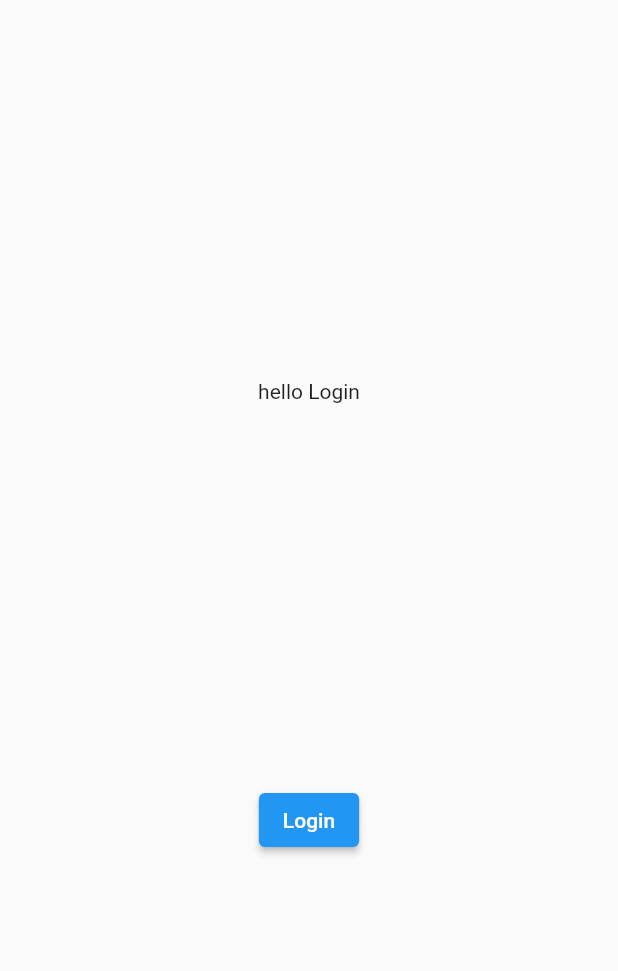
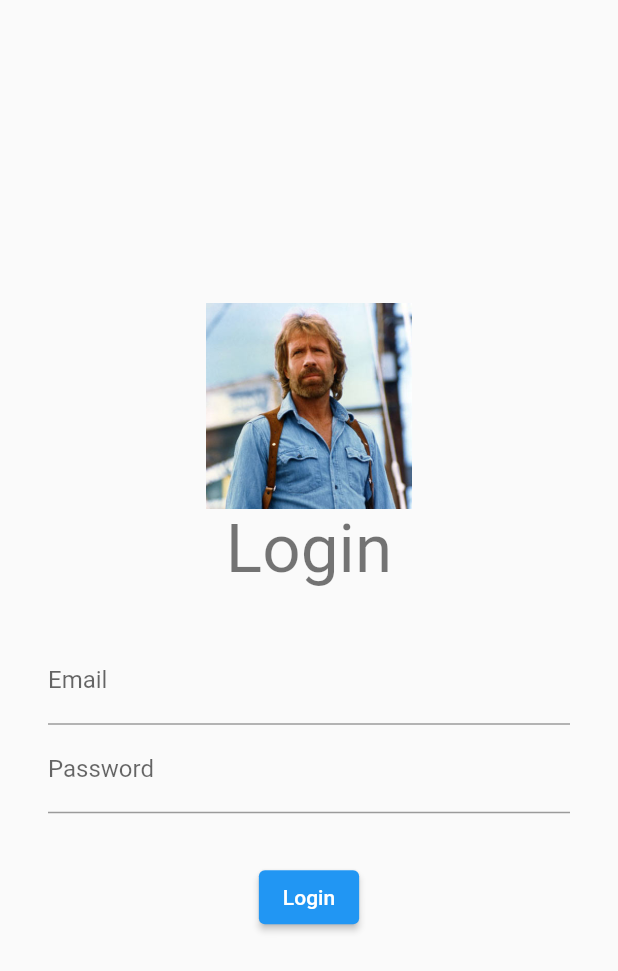
Before and after one commit to aykutonen/chuck_norris_jokes, a Flutter app: the LoginView screen opened by its route, on a phone screen of 412 x 824 dp. Shown: the top 971 px of the screen. Run offline on Flutter 3.47's test engine with Material 2 defaults, Android fonts, the phone set to English and light mode, and no system bars; our stand-ins replace get, get_storage; accounts and stored records are empty; network calls fail.

Commit message:
login form hazırlandı

```diff
--- a/lib/core/app_router.dart
+++ b/lib/core/app_router.dart
@@ -14,6 +14,6 @@ class AppRouter {
     GetPage(name: home, page: () => HomeView(), transition: Transition.zoom),
     GetPage(name: categories, page: () => CategoriesView()),
     GetPage(name: onboarding, page: () => OnboardingView()),
-    GetPage(name: login, page: () => LoginView()),
+    GetPage(name: login, page: () => LoginView(), transition: Transition.zoom),
   ];
 }
--- a/lib/views/login.dart
+++ b/lib/views/login.dart
@@ -1,5 +1,6 @@
 import 'package:chuck_norris_jokes/controllers/login_controller.dart';
 import 'package:flutter/material.dart';
+import 'package:flutter/rendering.dart';
 import 'package:get/get.dart';
 
 class LoginView extends StatelessWidget {
@@ -9,17 +10,63 @@ class LoginView extends StatelessWidget {
   Widget build(BuildContext context) {
     return Scaffold(
       body: SafeArea(
+        child: SingleChildScrollView(
+          keyboardDismissBehavior: ScrollViewKeyboardDismissBehavior.onDrag,
           child: Container(
+            padding: const EdgeInsets.all(32),
             alignment: Alignment.center,
+            height: Get.height,
             child: Column(
               mainAxisAlignment: MainAxisAlignment.spaceEvenly,
+              mainAxisSize: MainAxisSize.min,
               children: [
-              Text("hello Login"),
+                SizedBox(
+                  width: Get.width / 3,
+                  height: Get.width / 3,
+                  child: Image.asset(
+                    'assets/images/onboarding/01.jpg',
+                    fit: BoxFit.cover,
+                    alignment: Alignment.topCenter,
+                  ),
+                ),
+                Text(
+                  "Login",
+                  style: Get.textTheme.headline3,
+                ),
+                SizedBox(height: 32),
+                Form(
+                  key: ctrl.formKey,
+                  autovalidateMode: AutovalidateMode.onUserInteraction,
+                  child: Column(
+                    mainAxisAlignment: MainAxisAlignment.center,
+                    children: [
+                      TextFormField(
+                        controller: ctrl.emailCtrl,
+                        validator: ctrl.emailValidator,
+                        decoration: const InputDecoration(
+                          labelText: 'Email',
+                          hintText: 'acme@mail.com',
+                        ),
+                      ),
+                      TextFormField(
+                        controller: ctrl.passwordCtrl,
+                        validator: ctrl.passwordValidator,
+                        obscureText: true,
+                        decoration: const InputDecoration(
+                          labelText: 'Password',
+                          hintText: '***',
+                        ),
+                      ),
+                      SizedBox(height: 32),
                       ElevatedButton(
-                onPressed: () => ctrl.login(),
+                        onPressed: ctrl.login,
                         child: Text('Login'),
                       ),
                     ],
+                  ),
+                ),
+              ],
+            ),
           ),
         ),
       ),
```
Also changed, not shown: lib/controllers/login_controller.dart (+28 -2 lines). Lines whose indentation alone changed are shown as unchanged.
